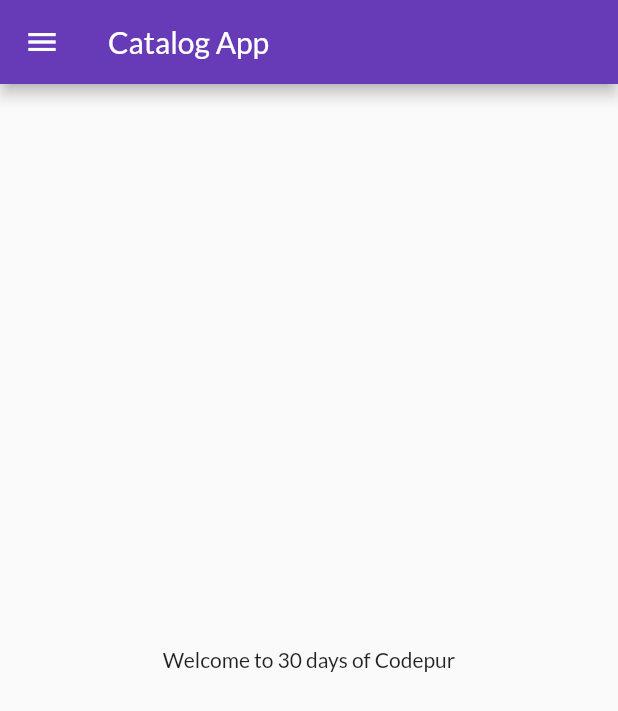
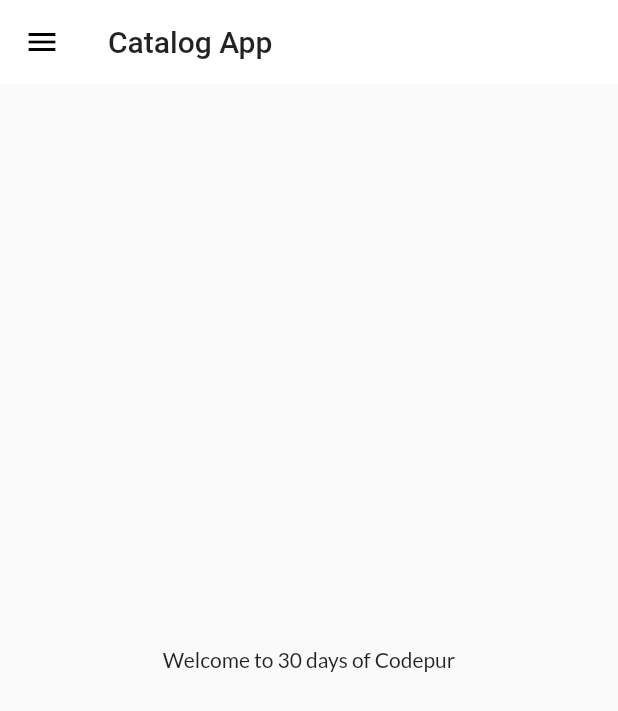
Before and after one commit to dhirajjayswal0/flutter_catalog, a Flutter app: the screen it shows after launch, on a phone screen of 412 x 824 dp. Shown: the top 711 px of the screen. Run offline on Flutter 3.47's test engine with Material 2 defaults, Android fonts, the phone set to English and light mode, and no system bars; our stand-ins replace google_fonts.

Commit message:
themes Extracted

```diff
--- a/lib/main.dart
+++ b/lib/main.dart
@@ -1,6 +1,6 @@
 import 'package:flutter/material.dart';
 import 'package:flutter_catalog/utils/routes.dart';
-import 'package:google_fonts/google_fonts.dart';
+import 'package:flutter_catalog/widgets/themes.dart';
 import 'pages/home_page.dart';
 import 'pages/login_page.dart';
 
@@ -16,18 +16,13 @@ class MyApp extends StatelessWidget {
     return MaterialApp(
       debugShowCheckedModeBanner: false,
       themeMode: ThemeMode.light,
-      theme: ThemeData(
-        primarySwatch: Colors.deepPurple,
-        fontFamily: GoogleFonts.lato().fontFamily,
-      ),
-      darkTheme: ThemeData(
-        brightness: Brightness.dark,
-      ),
+      theme: MyTheme.lightTheme(context),
+      darkTheme: MyTheme.darkTheme(context),
       initialRoute: MyRoutes.homeRoute,
       routes: {
-        '/':(context) => LoginPage(),
-        MyRoutes.homeRoute:(context) => HomePage(),
-        MyRoutes.loginRoute:(context) => LoginPage(),
+        '/': (context) => LoginPage(),
+        MyRoutes.homeRoute: (context) => HomePage(),
+        MyRoutes.loginRoute: (context) => LoginPage(),
       },
     );
   }
--- /dev/null
+++ b/lib/widgets/themes.dart
@@ -0,0 +1,20 @@
+import 'package:flutter/material.dart';
+import 'package:google_fonts/google_fonts.dart';
+
+class MyTheme {
+  static ThemeData lightTheme(BuildContext context) => ThemeData(
+        primarySwatch: Colors.deepPurple,
+        fontFamily: GoogleFonts.lato().fontFamily,
+        appBarTheme: AppBarTheme(
+          color: Colors.white,
+          elevation: 0.0,
+          iconTheme: const IconThemeData(color: Colors.black),
+          toolbarTextStyle: Theme.of(context).textTheme.bodyText2,
+          titleTextStyle: Theme.of(context).textTheme.headline6,
+        ),
+      );
+
+  static ThemeData darkTheme(BuildContext context) => ThemeData(
+        brightness: Brightness.dark,
+      );
+}
```
